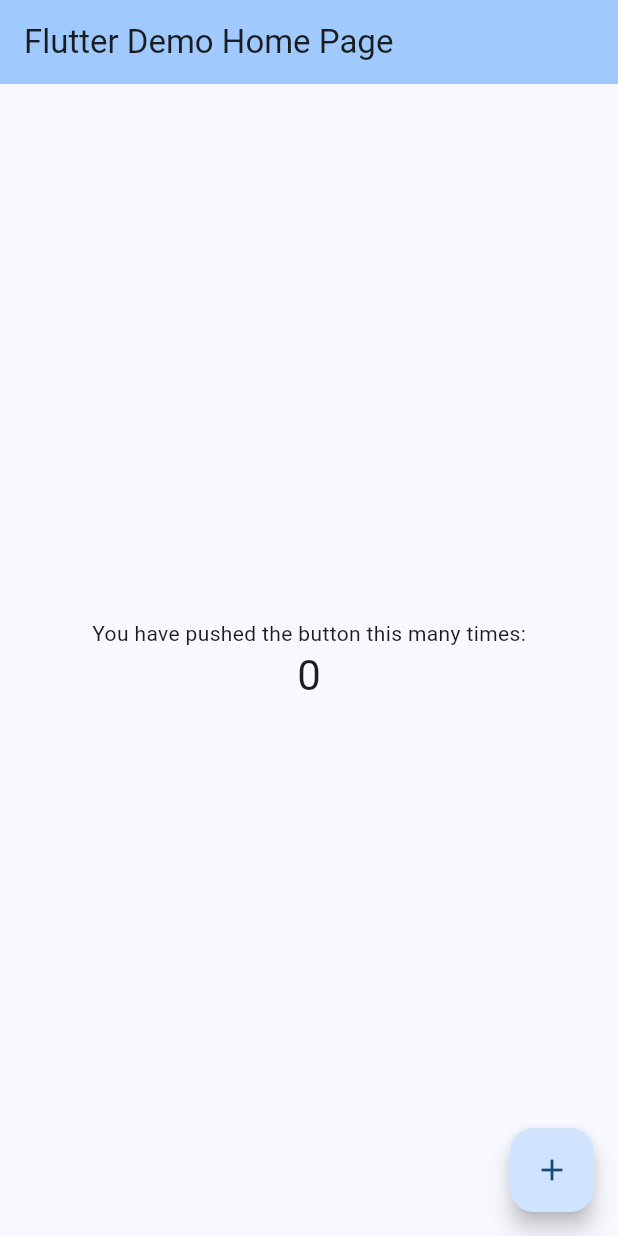
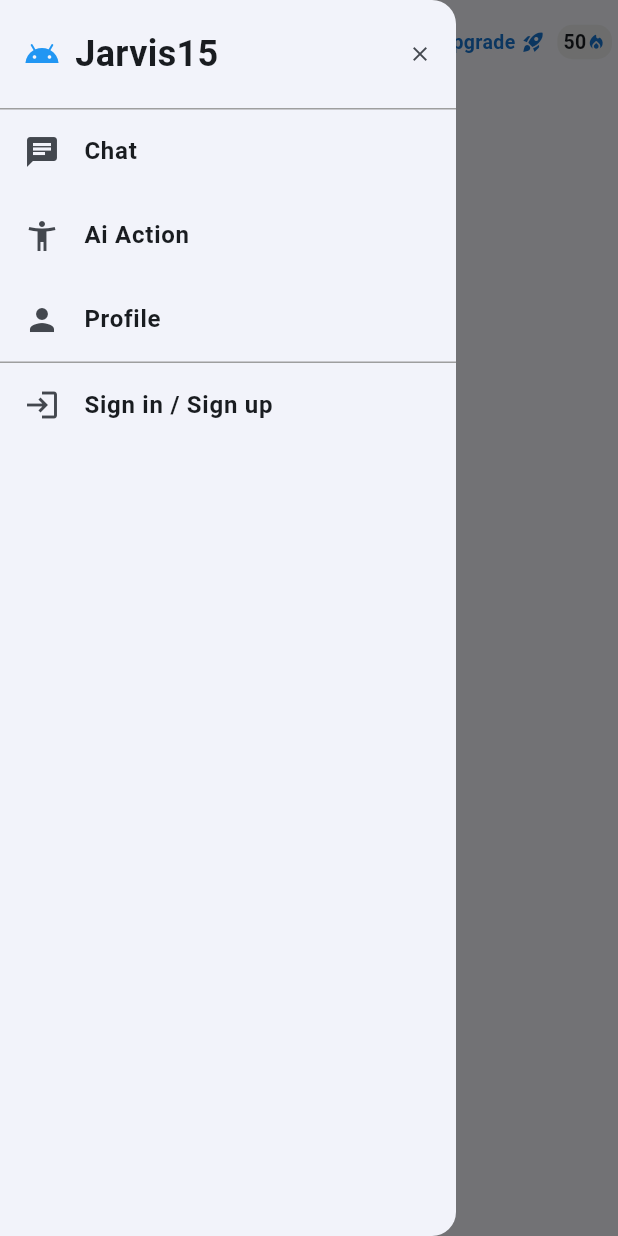
Before and after one commit to VHKhai2003/MobileProject, a Flutter app: the screen it shows after launch, with the side drawer open (before the commit the screen has no drawer), on a phone screen of 412 x 824 dp. Run offline on Flutter 3.47's test engine with Material 3 defaults, Android fonts, the phone set to English and light mode, and no system bars.

Commit message:
Add navigation drawer and appbar

```diff
--- a/lib/main.dart
+++ b/lib/main.dart
@@ -1,4 +1,7 @@
+import 'package:code/views/appbar/CustomAppBar.dart';
+import 'package:code/views/drawer/NavigationDrawer.dart' as navigation_drawer;
 import 'package:flutter/material.dart';
+
 
 void main() {
   runApp(const MyApp());
@@ -31,95 +34,27 @@ class MyApp extends StatelessWidget {
         colorScheme: ColorScheme.fromSeed(seedColor: Colors.blue),
         useMaterial3: true,
       ),
-      home: const MyHomePage(title: 'Flutter Demo Home Page'),
+      home: const MyHomePage()
     );
   }
 }
 
 class MyHomePage extends StatefulWidget {
-  const MyHomePage({super.key, required this.title});
-
-  // This widget is the home page of your application. It is stateful, meaning
-  // that it has a State object (defined below) that contains fields that affect
-  // how it looks.
-
-  // This class is the configuration for the state. It holds the values (in this
-  // case the title) provided by the parent (in this case the App widget) and
-  // used by the build method of the State. Fields in a Widget subclass are
-  // always marked "final".
-
-  final String title;
+  const MyHomePage({super.key});
 
   @override
   State<MyHomePage> createState() => _MyHomePageState();
 }
 
 class _MyHomePageState extends State<MyHomePage> {
-  int _counter = 0;
-
-  void _incrementCounter() {
-    setState(() {
-      // This call to setState tells the Flutter framework that something has
-      // changed in this State, which causes it to rerun the build method below
-      // so that the display can reflect the updated values. If we changed
-      // _counter without calling setState(), then the build method would not be
-      // called again, and so nothing would appear to happen.
-      _counter++;
-    });
-  }
-
   @override
   Widget build(BuildContext context) {
-    // This method is rerun every time setState is called, for instance as done
-    // by the _incrementCounter method above.
-    //
-    // The Flutter framework has been optimized to make rerunning build methods
-    // fast, so that you can just rebuild anything that needs updating rather
-    // than having to individually change instances of widgets.
     return Scaffold(
-      appBar: AppBar(
-        // TRY THIS: Try changing the color here to a specific color (to
-        // Colors.amber, perhaps?) and trigger a hot reload to see the AppBar
-        // change color while the other colors stay the same.
-        backgroundColor: Theme.of(context).colorScheme.inversePrimary,
-        // Here we take the value from the MyHomePage object that was created by
-        // the App.build method, and use it to set our appbar title.
-        title: Text(widget.title),
+      appBar: CustomAppBar(),
+      drawer: navigation_drawer.NavigationDrawer(),
+      body: const Center(
+        child: Text('Home Screen'),
       ),
-      body: Center(
-        // Center is a layout widget. It takes a single child and positions it
-        // in the middle of the parent.
-        child: Column(
-          // Column is also a layout widget. It takes a list of children and
-          // arranges them vertically. By default, it sizes itself to fit its
-          // children horizontally, and tries to be as tall as its parent.
-          //
-          // Column has various properties to control how it sizes itself and
-          // how it positions its children. Here we use mainAxisAlignment to
-          // center the children vertically; the main axis here is the vertical
-          // axis because Columns are vertical (the cross axis would be
-          // horizontal).
-          //
-          // TRY THIS: Invoke "debug painting" (choose the "Toggle Debug Paint"
-          // action in the IDE, or press "p" in the console), to see the
-          // wireframe for each widget.
-          mainAxisAlignment: MainAxisAlignment.center,
-          children: <Widget>[
-            const Text(
-              'You have pushed the button this many times:',
-            ),
-            Text(
-              '$_counter',
-              style: Theme.of(context).textTheme.headlineMedium,
-            ),
-          ],
-        ),
-      ),
-      floatingActionButton: FloatingActionButton(
-        onPressed: _incrementCounter,
-        tooltip: 'Increment',
-        child: const Icon(Icons.add),
-      ), // This trailing comma makes auto-formatting nicer for build methods.
     );
   }
 }
--- /dev/null
+++ b/lib/views/appbar/CustomAppBar.dart
@@ -0,0 +1,36 @@
+import 'package:flutter/material.dart';
+
+class CustomAppBar extends StatelessWidget implements PreferredSizeWidget {
+  @override
+  final Size preferredSize; // kick thuoc cua appbar
+
+   CustomAppBar({Key? key})
+      : preferredSize = const Size.fromHeight(kToolbarHeight), // thiet lap chieu cao mac dinh
+        super(key: key);
+
+  @override
+  Widget build(BuildContext context) {
+    return AppBar(
+      actions: [
+        Row(
+          children: [
+            Text('Upgrade', style: TextStyle(color: Colors.blue.shade700, fontWeight: FontWeight.bold, fontSize: 13)),
+            const SizedBox(width: 4,),
+            Icon(Icons.rocket_launch, color: Colors.blue.shade700, size: 16,)
+          ],
+        ),
+        Container(
+          padding: const EdgeInsets.symmetric(horizontal: 4, vertical: 2),
+          margin: const EdgeInsets.fromLTRB(8, 0, 4, 0),
+          decoration: BoxDecoration(borderRadius: BorderRadius.circular(10), color: Colors.grey.shade200),
+          child: Row(
+            children: [
+              const Text('50', style: TextStyle(fontWeight: FontWeight.bold, fontSize: 13),),
+              Icon(Icons.local_fire_department_rounded, color: Colors.blue.shade700, size: 13,)
+            ],
+          ),
+        )
+      ],
+    );
+  }
+}
--- /dev/null
+++ b/lib/views/drawer/NavigationDrawer.dart
@@ -0,0 +1,85 @@
+import 'package:flutter/material.dart';
+
+class NavigationDrawer extends StatefulWidget {
+  const NavigationDrawer({super.key});
+
+  @override
+  State<NavigationDrawer> createState() => _NavigationDrawerState();
+}
+
+class _NavigationDrawerState extends State<NavigationDrawer> {
+  @override
+  Widget build(BuildContext context) {
+    return Drawer(
+      child: ListView(
+        padding: EdgeInsets.zero,
+        children: <Widget>[
+
+            Container(
+              padding: const EdgeInsets.fromLTRB(16, 12, 0, 12),
+              child: Row(
+                mainAxisAlignment: MainAxisAlignment.spaceBetween,
+                children: [
+                  const Row(
+                    mainAxisSize: MainAxisSize.min,
+                    children: [
+                      Icon(Icons.android, color: Colors.blue,),
+                      SizedBox(width: 10),
+                      Text(
+                        'Jarvis15',
+                        style: TextStyle(
+                          fontSize: 24,
+                          fontWeight: FontWeight.bold,
+                        ),
+                      ),
+                    ],
+                  ),
+                  IconButton(onPressed: () { Navigator.of(context).pop();}, icon: const Icon(Icons.close, size: 16,))
+                ],
+              ),
+            ),
+
+          const Divider(height: 1, color: Colors.grey,),
+          ListTile(
+            leading: const Icon(Icons.chat),
+            title: const Text('Chat', style: TextStyle(fontWeight: FontWeight.bold),),
+            onTap: () {
+            //   Navigator.pushReplacement(
+            //     context,
+            //     MaterialPageRoute(builder: (context) => ChatPage()),);
+            },
+          ),
+          ListTile(
+            leading: const Icon(Icons.accessibility_new),
+            title: const Text('Ai Action', style: TextStyle(fontWeight: FontWeight.bold),),
+            onTap: () {
+              // Navigator.pushReplacement(
+              //   context,
+              //   MaterialPageRoute(builder: (context) => AiAction()),);
+            }
+          ),
+          ListTile(
+            leading: const Icon(Icons.person),
+            title: const Text('Profile', style: TextStyle(
+              fontWeight: FontWeight.bold
+            ),),
+            onTap: () {
+              // Navigator.pushReplacement(
+              //   context,
+              //   MaterialPageRoute(builder: (context) => ProfilePage()),);
+            },
+          ),
+          const Divider(height: 1, color: Colors.grey,),
+
+          ListTile(
+            leading: const Icon(Icons.login),
+            title: const Text('Sign in / Sign up', style: TextStyle(fontWeight: FontWeight.bold),),
+            onTap: () {
+
+            },
+          ),
+        ],
+      ),
+    );
+  }
+}
```
